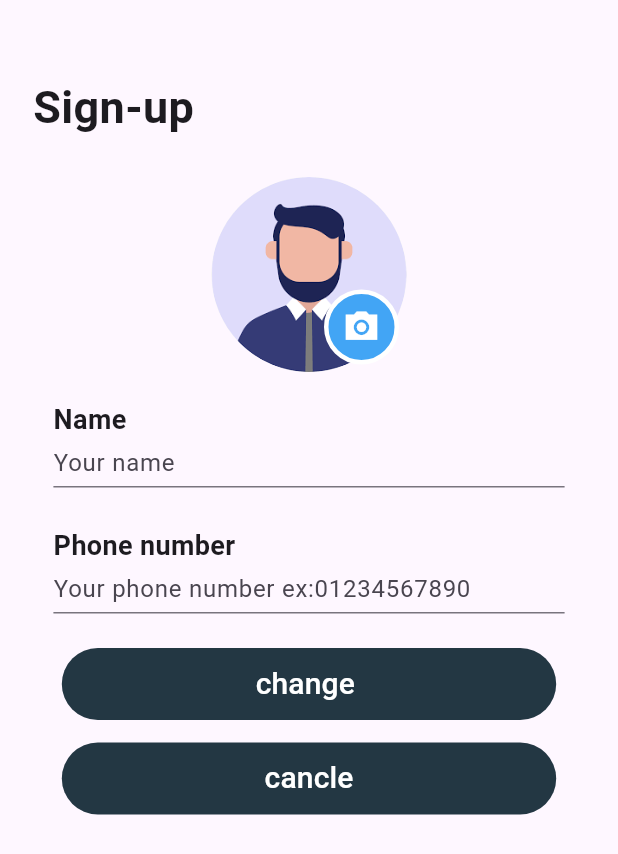
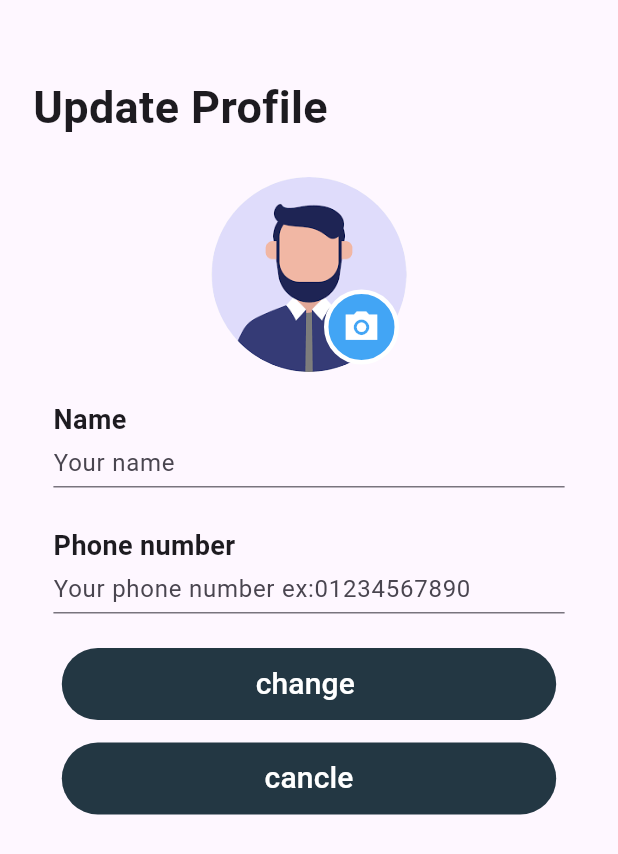
Before and after one commit to PhilopaterNabil/News-App_Advanced_Version, a Flutter app: the UpdateProfile screen opened by its route, on a phone screen of 412 x 824 dp. Shown: the top 854 px of the screen. Run offline on Flutter 3.47's test engine with Material 3 defaults, Android fonts, the phone set to English and light mode, and no system bars; our stand-ins replace dio, flutter_bloc, image_picker, jwt_decoder, page_transition, shared_preferences; accounts and stored records are empty; Roboto replaces fonts that are missing (NotoSerif).

Commit message:
finsh part 2

```diff
--- a/lib/screens/update_profile.dart
+++ b/lib/screens/update_profile.dart
@@ -38,7 +38,7 @@ class UpdateProfile extends StatelessWidget {
             body: SingleChildScrollView(
               child: Column(children: [
                 SizedBox(height: 25),
-                const PageHeading(title: 'Sign-up'),
+                const PageHeading(title: 'Update Profile'),
                 //! Image
                 const PickImageWidget(),
                 const SizedBox(height: 16),
```
Also changed, not shown: assets/images/IMG-20240709-WA0017.jpg (added), assets/images/IMG-20240709-WA0018.jpg (added), assets/images/IMG-20240709-WA0019.jpg (added), assets/images/IMG-20240709-WA0020.jpg (added), assets/images/IMG-20240709-WA0021.jpg (added), assets/images/IMG-20240709-WA0022.jpg (added), assets/images/IMG-20240709-WA0023.jpg (added), assets/images/IMG-20240709-WA0024.jpg (added).
